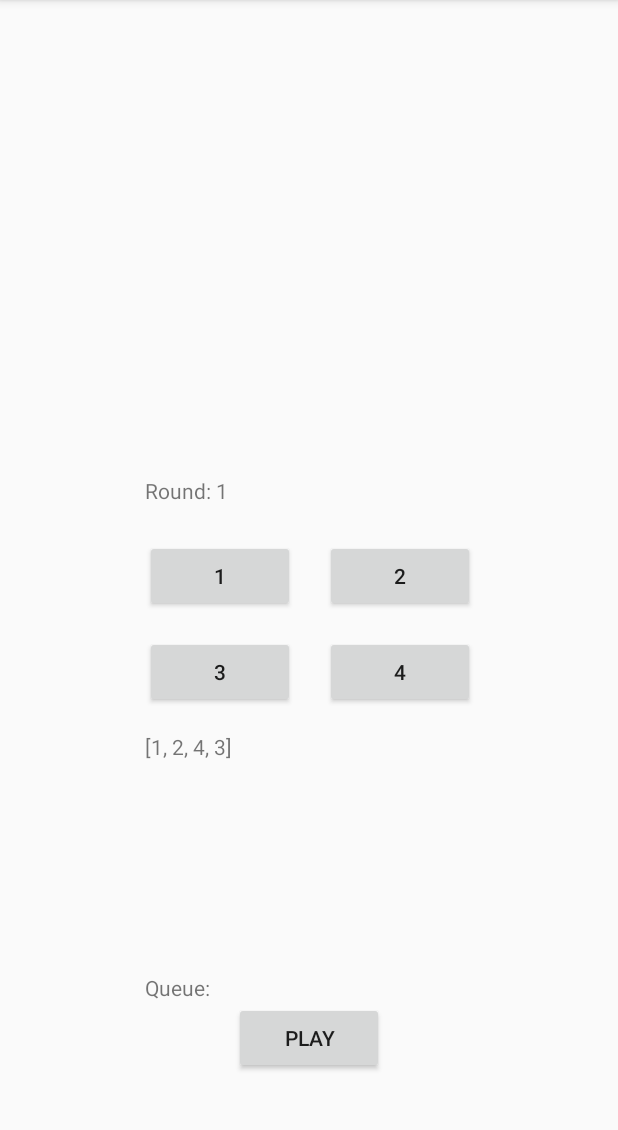
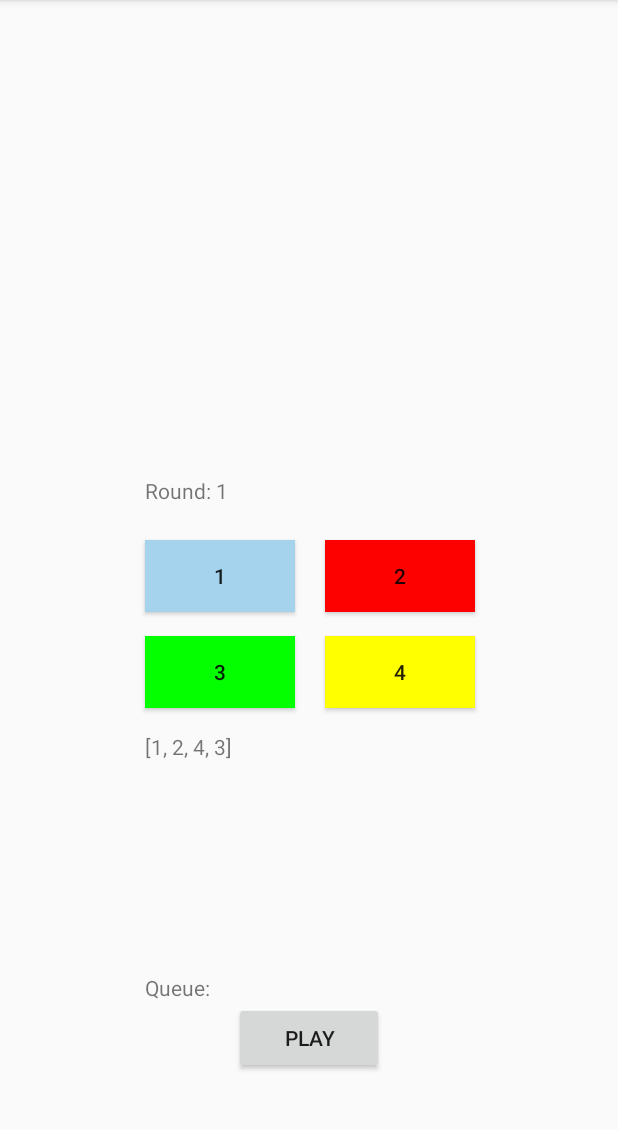
Before and after one commit to yokilam/Simon, an Android app: the screen it shows after launch (MainActivity), after a tap on "PLAY", on a phone screen of 412 x 824 dp, the part 84-1214 px from its top. Run offline under Robolectric (Android 15) with nearby library versions, the phone set to English and light mode, and no system bars.

Commit message:
added_flashes

```diff
--- a/app/src/main/java/nyc/c4q/simon_says/MainActivity.java
+++ b/app/src/main/java/nyc/c4q/simon_says/MainActivity.java
@@ -1,12 +1,15 @@
 package nyc.c4q.simon_says;
 
 import android.media.Image;
+import android.os.Handler;
 import android.support.v7.app.AppCompatActivity;
 import android.os.Bundle;
+import android.util.Log;
 import android.view.View;
 import android.widget.Button;
 import android.widget.ImageView;
 import android.widget.TextView;
+import android.widget.Toast;
 
 import org.w3c.dom.Text;
 
@@ -16,14 +19,17 @@ import java.util.Collections;
 import java.util.LinkedList;
 import java.util.Queue;
 import java.util.Random;
+import java.util.Timer;
 
 public class MainActivity extends AppCompatActivity implements View.OnClickListener{
 
     private Button one, two, three, four;
     private TextView showrandom;
+    private TextView queue;
 
     public ArrayList<Integer> buttonSequence = new ArrayList<Integer>(Arrays.asList(1,2,3,4));
     public Queue<Integer> randomSequence = new LinkedList<>();
+    public  ArrayList<Integer> userChoice = new ArrayList<>();
 
     //array list with just 1,2,3,4
     //a queue
@@ -45,35 +51,95 @@ public class MainActivity extends AppCompatActivity implements View.OnClickListe
         four = (Button) findViewById(R.id.button4);
         four.setOnClickListener(this);
         showrandom = (TextView)findViewById(R.id.randomnumber);
-//        Collections.shuffle(buttonSequence);
+        queue = (TextView) findViewById(R.id.queue);
 
-//        red = (ImageView) findViewById(R.id.imagered);
-//        blue = (ImageView) findViewById(R.id.imageblue);
-//        green = (ImageView) findViewById(R.id.imagegreen);
-//        yellow = (ImageView) findViewById(R.id.imageyellow);
+    }
+
+    public void changecolor (int num) {
+//        num = randomSequence.poll();
+        originalColors();
+
+        switch (num) {
+            case 1:
+                one.setBackgroundColor(getResources().getColor(R.color.lightBlue));
+                break;
+            case 2:
+                two.setBackgroundColor(getResources().getColor(R.color.lightRed));
+                break;
+            case 3:
+                three.setBackgroundColor(getResources().getColor(R.color.lightGreen));
+                break;
+            case 4:
+                four.setBackgroundColor(getResources().getColor(R.color.lightYellow));
+                break;
+        }
+
+    }
 
 
+    public void originalColors() {
+        one.setBackgroundColor(getResources().getColor(R.color.blue));
+        two.setBackgroundColor(getResources().getColor(R.color.red));
+        three.setBackgroundColor(getResources().getColor(R.color.green));
+        four.setBackgroundColor(getResources().getColor(R.color.yellow));
+
     }
-    public void play() {
+    public void simon () {
+        Toast.makeText(getBaseContext(), "Simon's turn", Toast.LENGTH_SHORT).show();
+        int size = randomSequence.size();
+        for (int count = 0; count < size; count++) {
+            final int j = count;
+            new Handler().postDelayed(new Runnable() {
+                @Override
+                public void run() {
+                    changecolor(randomSequence.poll());
+//                    queue.setText("" + randomSequence.size());
+                }
+            }, 2000*j);
+        }
+        originalColors();
+    }
+
+    public void player(View view) {
+        Toast.makeText(getBaseContext(), "Your turn", Toast.LENGTH_SHORT).show();
+        Button b = (Button) view;
+
+        switch (b.getId()) {
+            case R.id.button1:
+                int one=1;
+                userChoice.add(one);
+                break;
+            case R.id.button2:
+                int two= 2;
+                userChoice.add(two);
+                break;
+            case R.id.button3:
+                int three= 2;
+                userChoice.add(three);
+                break;
+            case R.id.button4:
+                int four= 2;
+                userChoice.add(four);
+                break;
+        }
+
 
     }
 
     @Override
     public void onClick(View view) {
-        showrandom.setText("hi");
         Collections.shuffle(buttonSequence);
-        for (int i= 0; i < buttonSequence.size(); i++) {
-            int number= buttonSequence.get(i);
-            Collections.addAll(randomSequence, number);
+        for (int i = 0; i < buttonSequence.size(); i++) {
+            int number = buttonSequence.get(i);
+            randomSequence.add(number);
+            //Collections.addAll(randomSequence, number);
             showrandom.setText("" + randomSequence);
         }
-    }
+        simon();
+
+       player(view);
+//        queue.setText("" + userChoice);
 
 
-//    public void random(ImageView[] gamebuttons) {
-//        for (int i = 0; i< gamebuttons.length; i++) {
-//            int id = getApplicationContext().getResources().findViewByID(i);
-//            gamebuttons[i] = (ImageView) getApplicationContext().getResources().getLayout(findViewById(id));
-//        }
-//    }
+    }
 }
--- a/app/src/main/res/layout/activity_main2.xml
+++ b/app/src/main/res/layout/activity_main2.xml
@@ -15,6 +15,7 @@
 
     <Button
         android:id="@+id/button1"
+        android:background="@color/blue"
         android:layout_width="100dp"
         android:layout_height="wrap_content"
         android:layout_alignEnd="@+id/play"
@@ -26,6 +27,7 @@
 
     <Button
         android:id="@+id/button2"
+        android:background="@color/red"
         android:layout_width="100dp"
         android:layout_height="wrap_content"
         android:layout_alignBaseline="@+id/button1"
@@ -36,6 +38,7 @@
 
     <Button
         android:id="@+id/button3"
+        android:background="@color/green"
         android:layout_width="100dp"
         android:layout_height="wrap_content"
         android:layout_alignStart="@+id/button1"
@@ -46,6 +49,7 @@
 
     <Button
         android:id="@+id/button4"
+        android:background="@color/yellow"
         android:layout_width="100dp"
         android:layout_height="wrap_content"
         android:layout_alignBaseline="@+id/button3"
--- a/app/src/main/res/values/colors.xml
+++ b/app/src/main/res/values/colors.xml
@@ -5,4 +5,12 @@
     <color name="colorAccent">#FF4081</color>
     <color name="black">#020202</color>
     <color name="white">#ffffff</color>
+    <color name="red">#fd0000</color>
+    <color name="blue">#002afc</color>
+    <color name="green">#04ff00</color>
+    <color name="yellow">#ffff00</color>
+    <color name="lightYellow">#ffff9d</color>
+    <color name="lightGreen">#bef1a8</color>
+    <color name="lightBlue">#a5d2ec</color>
+    <color name="lightRed">#ffaea3</color>
 </resources>
```
